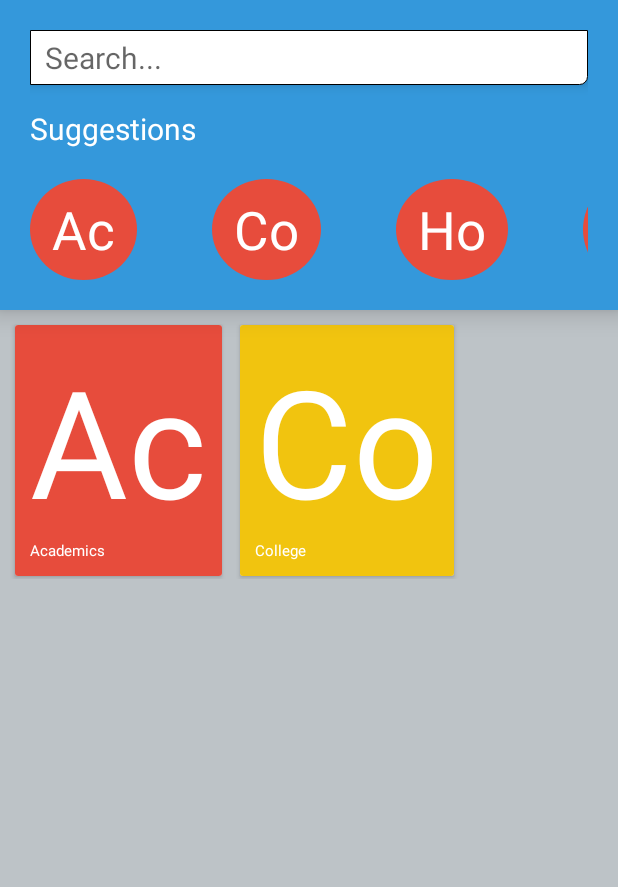
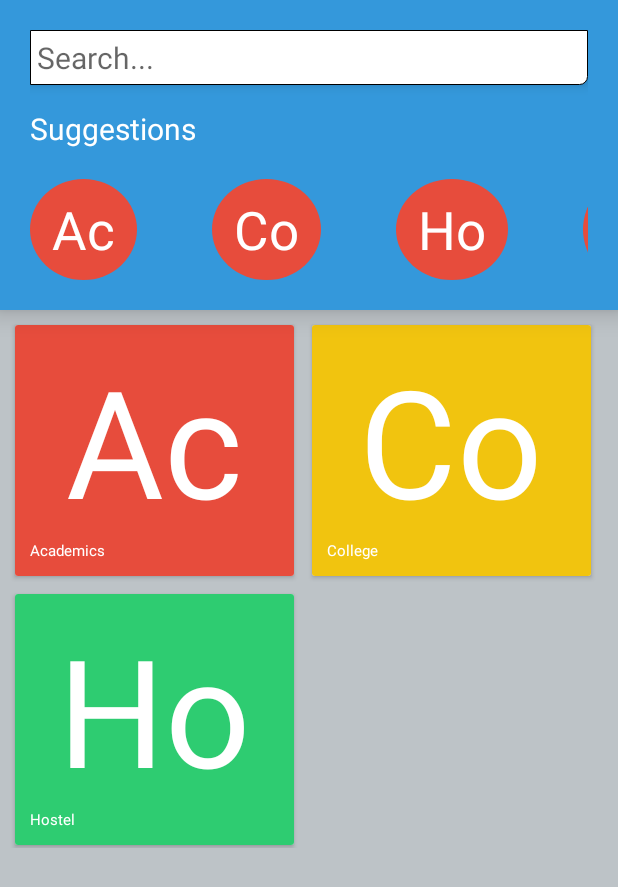
Before and after one commit to gauravagerwala/VIT-StudentHandbook, an Android app: the screen it shows after launch (MainActivity), on a phone screen of 412 x 824 dp. Shown: the top 887 px of the screen. Run offline under Robolectric (Android 15) with nearby library versions, the phone set to English and light mode, and no system bars.

Commit message:
fixed grid layout and fragment management

```diff
--- /dev/null
+++ b/app/src/main/java/vit/vithandbook/BackHandlerFragment.java
@@ -0,0 +1,11 @@
+package vit.vithandbook;
+
+import android.app.Fragment;
+
+/**
+ * Created by pulkit on 07/06/2015.
+ */
+public abstract class BackHandlerFragment extends Fragment {
+
+    public abstract boolean onBackPressed();
+}
--- a/app/src/main/java/vit/vithandbook/MainActivity.java
+++ b/app/src/main/java/vit/vithandbook/MainActivity.java
@@ -4,6 +4,7 @@ import android.animation.Animator;
 import android.animation.AnimatorListenerAdapter;
 import android.animation.ArgbEvaluator;
 import android.animation.ValueAnimator;
+import android.app.Fragment;
 import android.app.FragmentTransaction;
 import android.content.Intent;
 import android.database.Cursor;
@@ -25,7 +26,9 @@ public class MainActivity extends ActionBarActivity {
 
     boolean searchMode = false ;
     GridLayout mainNavGrid;
-    int backFragmentint = -1 , currentFragmentint = 0 ;
+    public boolean isInSubSubSection = false ;
+    BackHandlerFragment selectedFragment ;
+   // int backFragmentint = -1 , currentFragmentint = 0 ;
     LinearLayout mainNavigator,searchLayout,mainHeader;
 
 
@@ -38,8 +41,8 @@ public class MainActivity extends ActionBarActivity {
         searchLayout = (LinearLayout)findViewById(R.id.searchLayout);
         mainHeader = (LinearLayout)findViewById(R.id.mainHeader);
         setupDatabase();
-        getFragmentManager().beginTransaction().add(R.id.mainNavigator,new MainNavigator(),"mainNavigator").addToBackStack(null).commit();
-       // fillNavGrid();
+        selectedFragment = new MainNavigator();
+        getFragmentManager().beginTransaction().add(R.id.mainNavigator,selectedFragment,"mainNavigator").commit();
     }
 
     @Override
@@ -51,8 +54,6 @@ public class MainActivity extends ActionBarActivity {
     @Override
     public boolean onOptionsItemSelected(MenuItem item) {
         int id = item.getItemId();
-
-        //noinspection SimplifiableIfStatement
         if (id == R.id.action_settings) {
             return true;
         }
@@ -77,6 +78,30 @@ public class MainActivity extends ActionBarActivity {
     }
     @Override
     public void onBackPressed() {
+        if(searchMode)
+        {
+            mainNavigator.setVisibility(View.VISIBLE);
+            mainNavigator.animate().translationY(0)
+                    .setListener(new AnimatorListenerAdapter() {
+                        @Override
+                        public void onAnimationEnd(Animator animation) {
+                            super.onAnimationEnd(animation);
+                            Toast.makeText(getApplicationContext(), Integer.toString(mainNavigator.getHeight()), Toast.LENGTH_LONG).show();
+                            searchLayout.setVisibility(View.GONE);
+                            searchMode = false;
+                        }
+                    });
+        }
+        else if(getFragmentManager().getBackStackEntryCount()==0)
+            super.onBackPressed();
+        else if(selectedFragment!=null &&  !selectedFragment.onBackPressed())
+        {
+            getFragmentManager().popBackStack();
+            AnimateMainHeader(null,true);
+        }
+    }
+  /*  old fragment navigation system not to remove
+   public void onBackPressed() {
        if(searchMode)
        {
            mainNavigator.setVisibility(View.VISIBLE);
@@ -114,7 +139,7 @@ public class MainActivity extends ActionBarActivity {
            if(currentFragmentint == 0)
                AnimateMainHeader(null,true);
        }
-    }
+    }*/
     void setupDatabase()
     {
         SQLiteDatabase db = openOrCreateDatabase("Handbook",MODE_PRIVATE,null);
@@ -128,6 +153,12 @@ public class MainActivity extends ActionBarActivity {
         db.execSQL("CREATE TABLE IF NOT EXISTS images ( " +
                 "id VARCHAR primary key ," +
                 "tags varchar ) ;");
+        db.execSQL("CREATE TABLE IF NOT EXISTS subcategories (" +
+                "name varchar primary key ," +
+                "main_category varchar ) ;");
+        db.execSQL("CREATE TABLE IF NOT EXISTS sub_subcategories (" +
+                "name varchar primary key ," +
+                "subcategory varchar ) ;");
         db.setTransactionSuccessful();
         db.endTransaction();
         Cursor cursor  = db.rawQuery("SELECT * FROM articles",null);
@@ -138,21 +169,12 @@ public class MainActivity extends ActionBarActivity {
 
     public void navigate(View view)
     {
-       AnimateMainHeader((ViewGroup)view,false);
+       AnimateMainHeader((ViewGroup) view, false);
        MainNavigator main = (MainNavigator)getFragmentManager().findFragmentByTag("mainNavigator");
-       getFragmentManager().beginTransaction().hide(main).add(R.id.mainNavigator,SubSectionFragment.newInstance("subcat"),"subSectionFragment").addToBackStack(null).commit();
-        currentFragmentint = 1 ;
-        backFragmentint = 0 ;
-    }
-    void fillNavGrid()
-    {
-        int cardwidth = (int)(mainNavGrid.getWidth());
-        Toast.makeText(this,Integer.toString(cardwidth),Toast.LENGTH_LONG).show();
-        android.support.v7.widget.CardView card = (android.support.v7.widget.CardView)getLayoutInflater().inflate(R.layout.nav_cards,mainNavGrid,false);
-        GridLayout.LayoutParams params = (GridLayout.LayoutParams)card.getLayoutParams();
-        params.width = cardwidth ;
-        card.setLayoutParams(params);
-        mainNavGrid.addView(card);
+        selectedFragment =SubSectionFragment.newInstance("subcat");
+       getFragmentManager().beginTransaction().hide(main).add(R.id.mainNavigator,selectedFragment,"subSectionFragment").addToBackStack(null).commit();
+        //currentFragmentint = 1 ;
+        //backFragmentint = 0 ;
     }
     void AnimateMainHeader(ViewGroup view , boolean back )
     {
--- a/app/src/main/java/vit/vithandbook/MainNavigator.java
+++ b/app/src/main/java/vit/vithandbook/MainNavigator.java
@@ -4,14 +4,21 @@ import android.app.Activity;
 import android.net.Uri;
 import android.os.Bundle;
 import android.app.Fragment;
+import android.util.Log;
 import android.view.LayoutInflater;
 import android.view.View;
 import android.view.ViewGroup;
+import android.view.ViewTreeObserver;
+import android.widget.GridLayout;
+import android.widget.LinearLayout;
+import android.widget.Toast;
 
 
-public class MainNavigator extends Fragment {
+public class MainNavigator extends BackHandlerFragment {
 
     int AppState = 1 ;
+    GridLayout grid ;
+
     public MainNavigator()
     {
 
@@ -19,7 +26,38 @@ public class MainNavigator extends Fragment {
     @Override
     public View onCreateView(LayoutInflater inflater , ViewGroup container,Bundle savedInstanceState)
     {
-        View view = inflater.inflate(R.layout.fragment_main_navigator,container,false);
+        View view = inflater.inflate(R.layout.fragment_main_navigator, container, false);
         return view ;
     }
+    @Override
+    public void onActivityCreated(Bundle savedInstanceState)
+    {
+        super.onActivityCreated(savedInstanceState);
+        ViewTreeObserver vto = getView().getViewTreeObserver();
+        vto.addOnGlobalLayoutListener(new ViewTreeObserver.OnGlobalLayoutListener() {
+            @Override
+            public void onGlobalLayout() {
+                int width = getView().getWidth();
+                allignCards(width);
+            }
+        });
+    }
+    void allignCards(int width)
+    {
+        GridLayout grid = (GridLayout)(getView());
+        int cols = grid.getColumnCount();
+        int idealW = (width - (30*cols))/cols;
+        for(int i = 0 ; i < grid.getChildCount() ; i ++)
+        {
+           android.support.v7.widget.CardView card = (android.support.v7.widget.CardView)grid.getChildAt(i) ;
+            GridLayout.LayoutParams params = (GridLayout.LayoutParams)card.getLayoutParams();
+            params.width = idealW ;
+            card.setLayoutParams(params);
+        }
+    }
+    @Override
+    public boolean onBackPressed()
+    {
+        return false ;
+    }
 }
--- a/app/src/main/res/drawable/searchrectangle.xml
+++ b/app/src/main/res/drawable/searchrectangle.xml
@@ -6,5 +6,5 @@
     <corners android:topRightRadius="5dp"/>
     <corners android:bottomRightRadius="5dp"/>
     <stroke android:color="#000" android:width="0.5dp"/>
-    <padding android:bottom="5dp" android:left="10dp" android:right="4dp" android:top="5dp"/>
+    <padding android:bottom="5dp" android:left="5dp" android:right="5dp" android:top="5dp"/>
 </shape>
--- a/app/src/main/res/layout/activity_main.xml
+++ b/app/src/main/res/layout/activity_main.xml
@@ -28,7 +28,7 @@
          android:layout_width="fill_parent"
          android:layout_height="wrap_content" android:layout_marginTop="20dp">
          <HorizontalScrollView xmlns:android="http://schemas.android.com/apk/res/android"
-             android:layout_width="wrap_content" android:layout_height="fill_parent">
+             android:layout_width="wrap_content" android:layout_height="fill_parent" android:scrollbars="none">
          <LinearLayout
              android:layout_width="wrap_content"
              android:layout_height="wrap_content">
--- a/app/src/main/res/layout/fragment_main_navigator.xml
+++ b/app/src/main/res/layout/fragment_main_navigator.xml
@@ -11,7 +11,6 @@
 
         xmlns:card_view="http://schemas.android.com/apk/res-auto"
         android:tag="academics"
-        android:layout_margin = "2dp"
         android:layout_width="wrap_content"
         android:layout_height="wrap_content"
         android:layout_marginTop="10dp"
@@ -77,5 +76,40 @@
         </LinearLayout>
 
     </android.support.v7.widget.CardView>
+    <android.support.v7.widget.CardView
+        xmlns:android="http://schemas.android.com/apk/res/android"
+        xmlns:card_view="http://schemas.android.com/apk/res-auto"
+        android:tag="college"
+        android:onClick="navigate"
+        android:layout_margin = "2dp"
+        android:layout_width="wrap_content"
+        android:layout_height="wrap_content"
+        android:layout_marginTop="10dp"
+        android:layout_marginLeft="10dp"
+
+        android:layout_gravity="top|left"
+        card_view:cardElevation="2dp">
+        <LinearLayout
+            android:layout_width="fill_parent"
+            android:padding="10dp"
+            android:orientation="vertical"
+            android:background="@color/hostel"
+            android:layout_height="fill_parent">
+            <TextView
+                android:layout_width="wrap_content"
+                android:layout_height="wrap_content" android:textSize="100dp"
+                android:textColor="#FFF"
+                android:layout_gravity="center"
+                android:text="Ho" />
+            <TextView
+                android:layout_width="wrap_content"
+                android:layout_height="wrap_content"
+                android:textColor="#FFF"
+                android:textSize="10dp"
+                android:text="Hostel"
+                android:layout_gravity="left"/>
+        </LinearLayout>
+
+    </android.support.v7.widget.CardView>
     <!-- till here !-->
 </GridLayout>
--- a/app/src/main/res/values-v21/styles.xml
+++ b/app/src/main/res/values-v21/styles.xml
@@ -8,6 +8,7 @@
     </style>
    <color name="academics">#e74c3c</color>
     <color name="mainHeader">#3498db</color>
+    <color name="hostel">#2ecc71</color>
     <color name="college">#f1c40f</color>
 
     <array name="colors">
```
Also changed, not shown: app/src/main/java/vit/vithandbook/SubSectionFragment.java (+23 -2 lines), 1 other file.
